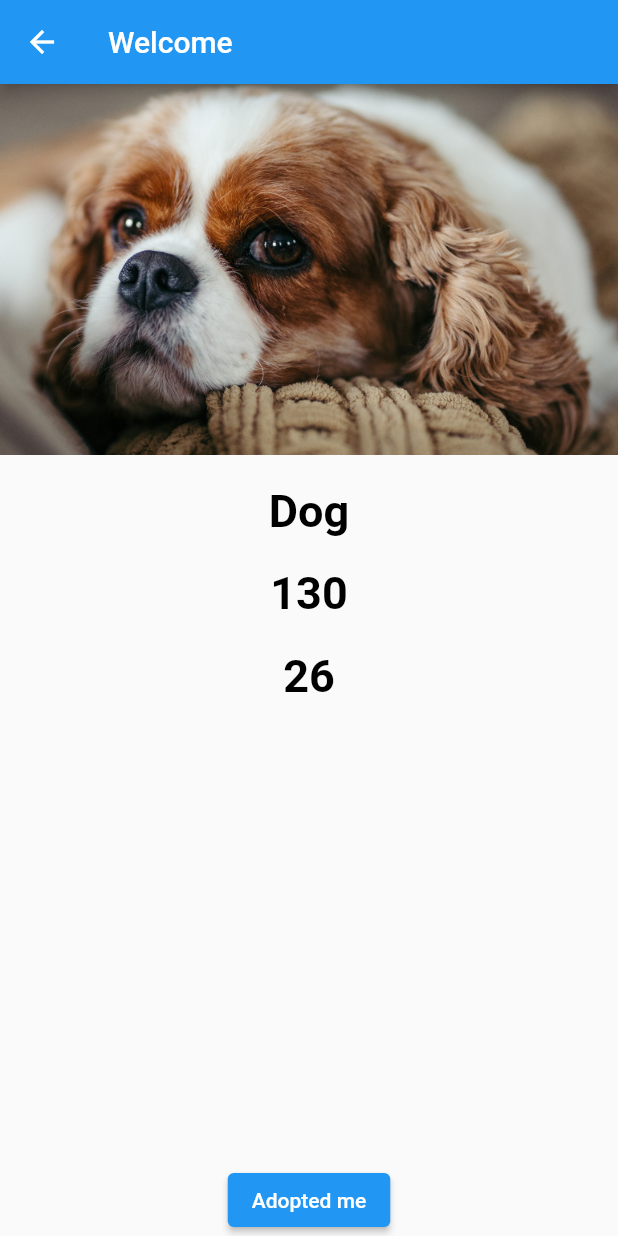
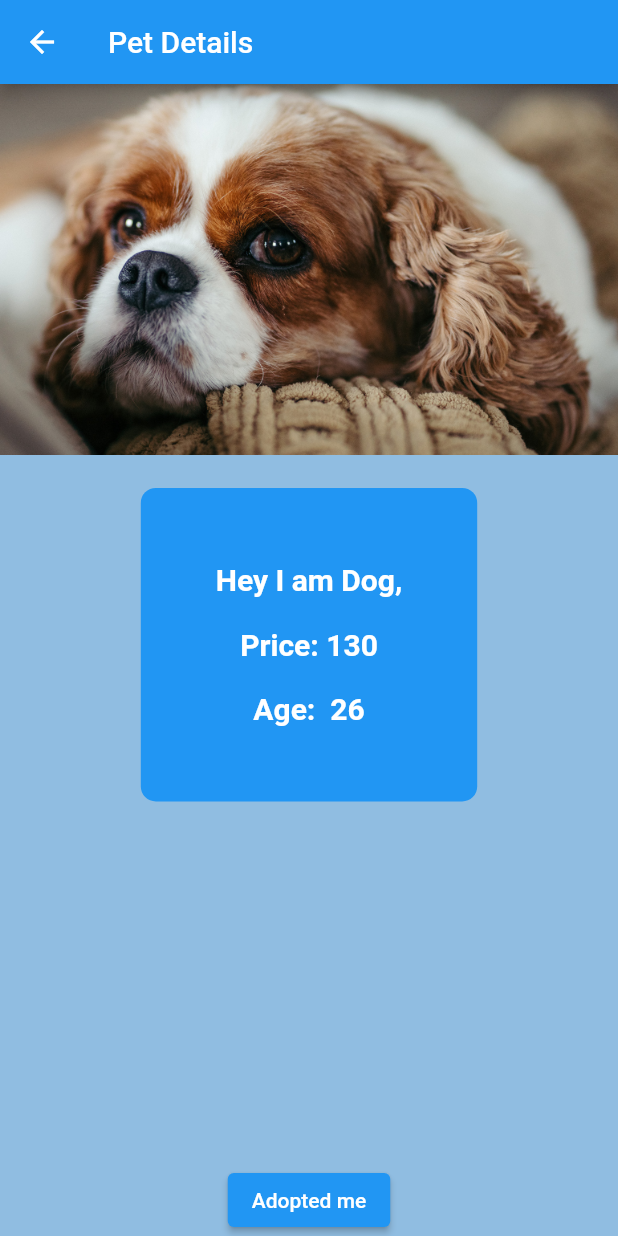
Before and after one commit to anushka3002/Pet-Adoption-App, a Flutter app: the screen it shows after launch, after a tap on "Dog", on a phone screen of 412 x 824 dp. Run offline on Flutter 3.47's test engine with Material 2 defaults, Android fonts, the phone set to English and light mode, and no system bars; our stand-ins replace confetti, flutter_riverpod, shared_preferences.

Commit message:
modified UI

```diff
--- a/lib/common/constants/image_constants.dart
+++ /dev/null
@@ -1,4 +0,0 @@
-class ImageConstants {
-  static const String path = 'assets/images/';
-  static const String dog = "${path}dog.jpeg";
-}
--- a/lib/details_page.dart
+++ b/lib/details_page.dart
@@ -30,31 +30,47 @@ class _DetailsPageState extends ConsumerState<DetailsPage> {
     return Stack(alignment: Alignment.center, children: [
       Scaffold(
           appBar: AppBar(
-            title: const Text("Welcome"),
+            title: const Text("Pet Details"),
           ),
-          body: Column(
+          body: Container(
+            decoration: BoxDecoration(color: Color.fromARGB(255, 144, 189, 225)),
+            child: Column(
               mainAxisAlignment: MainAxisAlignment.start,
               children: [
                 Image.asset(widget.pet_details.image),
                 const SizedBox(
                   height: 20,
                 ),
+                Padding(
+                  padding: const EdgeInsets.all(2.0),
+                  child: Container(
+                    decoration: BoxDecoration(color: Colors.blue, borderRadius: BorderRadius.circular(10)),
+                    child: Padding(
+                      padding: const EdgeInsets.all(50.0),
+                      child: Column(
+                        children: [
                           Text(
-                widget.pet_details.name,
+                            "Hey I am ${widget.pet_details.name},",
                             textAlign: TextAlign.start,
-                style: const TextStyle(fontSize: 30, fontWeight: FontWeight.w600, color: Colors.black),
+                            style: const TextStyle(fontSize: 20, fontWeight: FontWeight.w600, color: Colors.white),
                           ),
                           const SizedBox(height: 20),
                           Text(
-                widget.pet_details.price,
-                style: const TextStyle(fontSize: 30, fontWeight: FontWeight.w600, color: Colors.black),
+                            "Price: ${widget.pet_details.price}",
+                            style: const TextStyle(fontSize: 20, fontWeight: FontWeight.w600, color: Colors.white),
                           ),
                           const SizedBox(height: 20),
                           Text(
-                widget.pet_details.age,
-                style: const TextStyle(fontSize: 30, fontWeight: FontWeight.w600, color: Colors.black),
+                            "Age:  ${widget.pet_details.age}",
+                            style: const TextStyle(fontSize: 20, fontWeight: FontWeight.w600, color: Colors.white),
                           ),
                         ],
+                      ),
+                    ),
+                  ),
+                )
+              ],
+            ),
           ),
           floatingActionButtonLocation: FloatingActionButtonLocation.centerDocked,
           floatingActionButton: ElevatedButton(
@@ -68,10 +84,11 @@ class _DetailsPageState extends ConsumerState<DetailsPage> {
                     TextButton(
                       onPressed: () {
                         Navigator.of(ctx).pop();
+                        ref.watch(homeProvider).adoptedNow = true;
                       },
                       child: Center(
                         child: Container(
-                          color: Color.fromARGB(255, 204, 150, 222),
+                          color: Colors.blue,
                           padding: const EdgeInsets.all(14),
                           child: const Text(
                             "okay",
--- a/lib/home_page.dart
+++ b/lib/home_page.dart
@@ -33,17 +33,26 @@ class _HomePageState extends ConsumerState<HomePage> {
             children: [
               const Text(
                 "Find a new friend",
-                style: TextStyle(fontWeight: FontWeight.bold, fontSize: 22),
+                style: TextStyle(
+                  fontWeight: FontWeight.bold,
+                  fontSize: 22,
+                ),
                 textAlign: TextAlign.start,
               ),
               InkWell(
                 onTap: () {
                   Navigator.of(context).push(MaterialPageRoute(builder: (context) => const HistoryPage()));
                 },
-                child: const Text(
-                  "History",
-                  style: TextStyle(fontWeight: FontWeight.w400, color: Colors.white),
-                ),
+                child: Row(children: const [
+                  Icon(
+                    Icons.history,
+                    color: Colors.white,
+                  ),
+                  Text(
+                    "History",
+                    style: TextStyle(fontWeight: FontWeight.w400, color: Colors.white, fontSize: 15),
+                  )
+                ]),
               )
             ],
           ),
@@ -93,7 +102,7 @@ class _HomePageState extends ConsumerState<HomePage> {
                                 decoration: BoxDecoration(
                                     color: ref.watch(homeProvider).historyData[i] == true
                                         ? Colors.grey
-                                        : const Color.fromARGB(156, 207, 195, 237),
+                                        : const Color.fromARGB(221, 203, 235, 247),
                                     borderRadius: BorderRadius.circular(50)),
                                 child: Row(
                                   children: [
@@ -111,7 +120,10 @@ class _HomePageState extends ConsumerState<HomePage> {
                                         ),
                                         Padding(
                                           padding: const EdgeInsets.only(top: 8.0),
-                                          child: Text(ref.watch(homeProvider).historyData[i] == true ? "Already adopted" : ""),
+                                          child: Text(
+                                            ref.watch(homeProvider).historyData[i] == true ? "Already adopted" : "",
+                                            style: TextStyle(color: Color.fromARGB(255, 79, 76, 76)),
+                                          ),
                                         )
                                       ],
                                     ),
--- a/lib/infrastructure/provider/homeProvider/homeProvider.dart
+++ b/lib/infrastructure/provider/homeProvider/homeProvider.dart
@@ -9,6 +9,7 @@ class HomeProvider extends ChangeNotifier {
   List historyData = [];
   List<PetDataNewTile> adoptedPet = [];
   List<PetDataNewTile> students = [];
+  bool adoptedNow = false;
 
   startData() {
     students = [
```
Also changed, not shown: lib/history_page.dart (+31 -7 lines), lib/pet_data2.dart (deleted, +0 -46 lines). Lines whose indentation alone changed are shown as unchanged.
